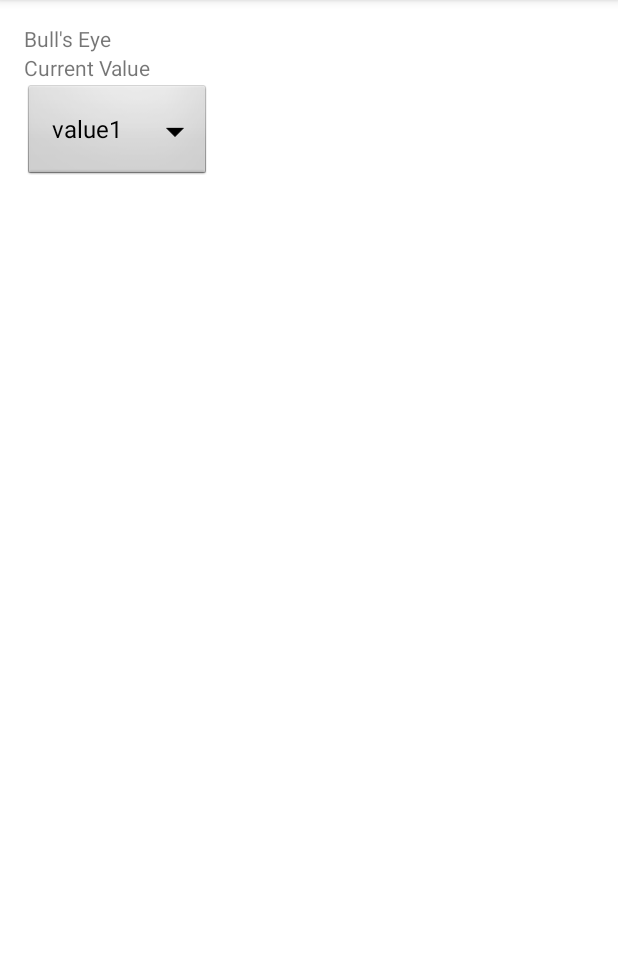
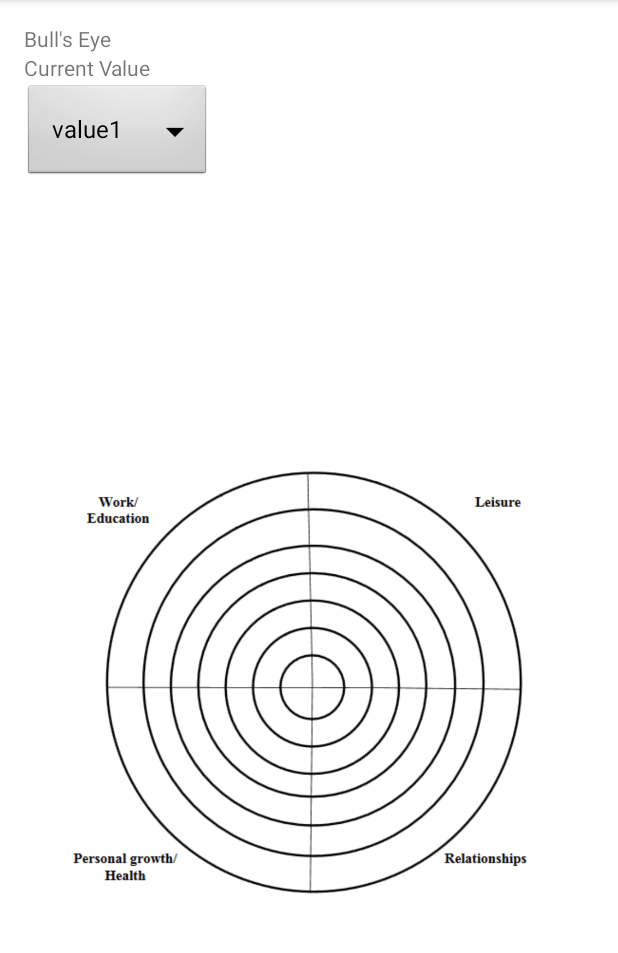
Before and after one commit to Dj5822/FACT-Application, an Android app: the BullseyeActivity screen opened directly, with no data from a screen before it, on a phone screen of 412 x 824 dp, the part 84-1037 px from its top. Run offline under Robolectric (Android 15) with nearby library versions, the phone set to English and light mode, and no system bars.

Commit message:
added cursor movement match to image and text

```diff
--- a/app/src/main/java/com/example/factapplication/BullseyeActivity.java
+++ b/app/src/main/java/com/example/factapplication/BullseyeActivity.java
@@ -1,16 +1,26 @@
 package com.example.factapplication;
 
+import android.annotation.SuppressLint;
+import android.app.ActionBar;
 import android.os.Bundle;
+import android.text.Layout;
+import android.util.TypedValue;
+import android.view.MotionEvent;
 import android.view.View;
+import android.view.ViewGroup;
+import android.widget.Adapter;
 import android.widget.AdapterView;
 import android.widget.ArrayAdapter;
+import android.widget.ImageView;
 import android.widget.RelativeLayout;
 import android.widget.Spinner;
+import android.widget.TextView;
 
 import androidx.appcompat.app.AppCompatActivity;
 
-public class BullseyeActivity extends AppCompatActivity {
+public class BullseyeActivity extends AppCompatActivity implements AdapterView.OnItemSelectedListener{
 
+    private String currentValue = "";
 
     @Override
     protected void onCreate(Bundle savedInstanceState) {
@@ -21,7 +31,63 @@ public class BullseyeActivity extends AppCompatActivity {
         String[] items = new String[]{"value1", "value2", "value3"};
         ArrayAdapter<String> adapter = new ArrayAdapter<>(this, android.R.layout.simple_spinner_dropdown_item, items);
         spinner.setAdapter(adapter);
+        spinner.setOnItemSelectedListener(this);
 
+        // Code related to bullseye testing.
+        final RelativeLayout rr = (RelativeLayout) findViewById(R.id.rr);
+        rr.setOnTouchListener(new View.OnTouchListener() {
 
+            @SuppressLint("UseCompatLoadingForDrawables")
+            @Override
+            public boolean onTouch(View v, MotionEvent event) {
+                if (event.getAction() == MotionEvent.ACTION_DOWN) {
+                    int x = (int) event.getX();
+                    int y = (int) event.getY();
+                    RelativeLayout.LayoutParams lp = new RelativeLayout.LayoutParams(
+                            RelativeLayout.LayoutParams.WRAP_CONTENT,
+                            RelativeLayout.LayoutParams.WRAP_CONTENT);
+                    ImageView iv = new ImageView(getApplicationContext());
+                    lp.setMargins(x, y, 0, 0);
+                    iv.setLayoutParams(lp);
+                    iv.setImageDrawable(getResources().getDrawable(
+                            androidx.constraintlayout.widget.R.drawable.btn_radio_off_mtrl));
+                    ((ViewGroup) v).addView(iv);
+
+                    // set text
+                    TextView textView = new TextView(getApplicationContext());
+                    textView.setText(spinner.getSelectedItem().toString());
+                    textView.setTextSize(TypedValue.COMPLEX_UNIT_SP, 20);
+                    RelativeLayout.LayoutParams tlp = new RelativeLayout.LayoutParams(ActionBar.LayoutParams.MATCH_PARENT, ActionBar.LayoutParams.WRAP_CONTENT);
+                    tlp.setMargins(x+40,y-45,0,0);
+                    textView.setLayoutParams(tlp);
+                    ((ViewGroup) v).addView(textView);
+                }
+                return false;
+            }
+        });
+    }
+
+    @Override
+    public void onItemSelected(AdapterView<?> parent, View v, int position, long id) {
+        switch (position) {
+            case 0:
+                // Whatever you want to happen when the first item gets selected
+                System.out.println("asdf");
+                currentValue = v.toString();
+                break;
+            case 1:
+                // Whatever you want to happen when the second item gets selected
+                System.out.println("asdf2");
+                break;
+            case 2:
+                // Whatever you want to happen when the thrid item gets selected
+                System.out.println("asd3f");
+                break;
+        }
+    }
+
+    @Override
+    public void onNothingSelected(AdapterView<?> parent) {
+        // TODO Auto-generated method stub
     }
 }
--- a/app/src/main/res/layout/activity_bullseye.xml
+++ b/app/src/main/res/layout/activity_bullseye.xml
@@ -34,17 +34,17 @@
             android:spinnerMode="dropdown"/>
     </LinearLayout>
 
-<!--    <ImageView-->
-<!--        android:id="@+id/imageView"-->
-<!--        android:layout_width="match_parent"-->
-<!--        android:layout_height="wrap_content"-->
-<!--        tools:srcCompat="@drawable/untitled" />-->
+    <RelativeLayout
+        android:id="@+id/rr"
+        android:layout_width="match_parent"
+        android:layout_height="wrap_content">
 
-    <RelativeLayout
-        android:layout_width="match_parent"
-        android:layout_height="match_parent"
-        android:id="@+id/asdf">
+        <ImageView
+            android:id="@+id/imageView"
+            android:layout_width="match_parent"
+            android:layout_height="wrap_content"
+            android:src="@drawable/untitled" />
+
     </RelativeLayout>
 
-
 </LinearLayout>
```
Also changed, not shown: app/src/main/java/com/example/factapplication/MenuActivity.java (+0 -24 lines), app/src/main/res/layout/activity_menu.xml (+8 -15 lines), app/src/main/res/drawable/eazs.png (added).
